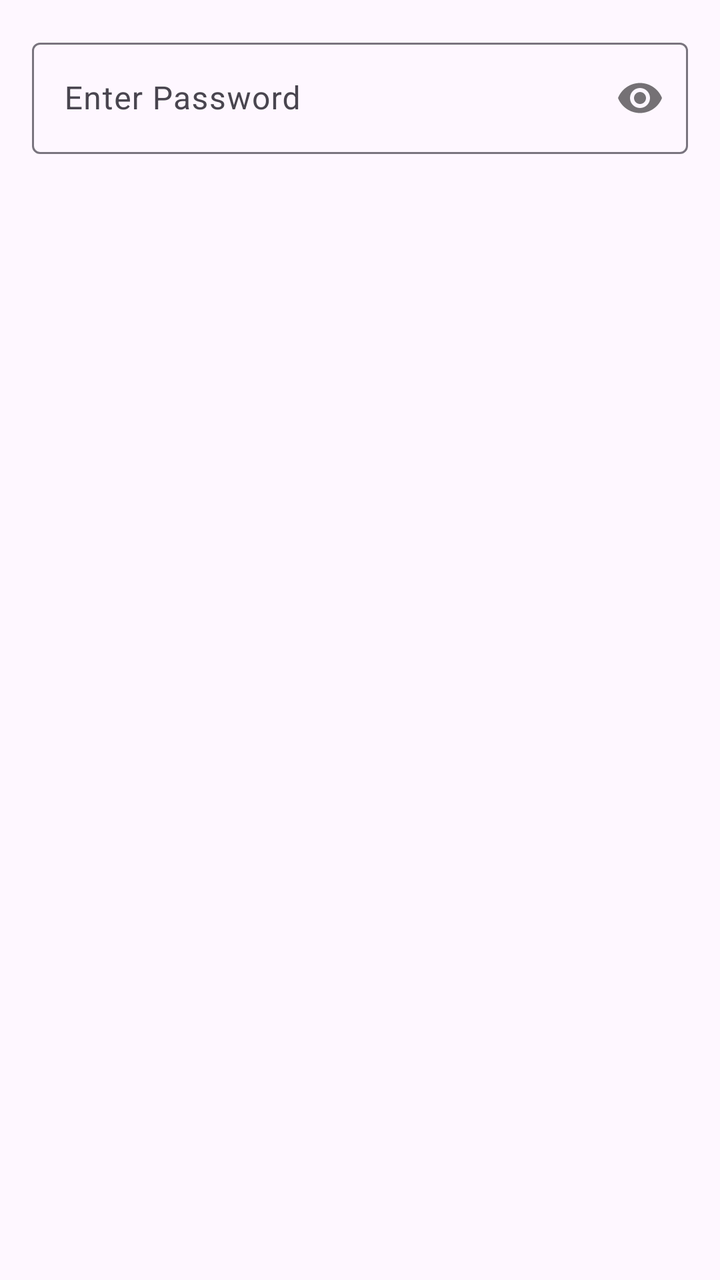
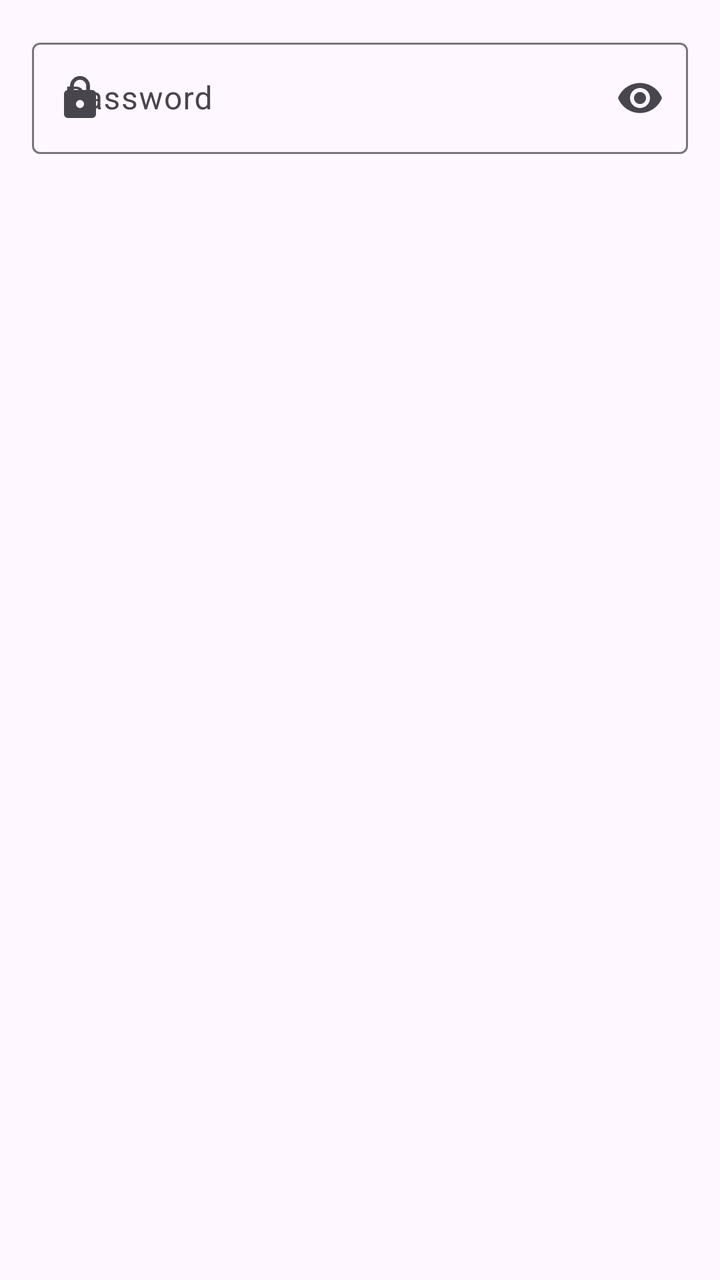

The first picture is an Android layout as it rendered before a commit; the second is the same layout after the commit. The layout source and the unified diff follow.
<!-- AndroidManifest.xml: application theme Theme.SecuPhoneByCoursor -->
<!-- res/layout/dialog_enter_password.xml -->
<?xml version="1.0" encoding="utf-8"?>
<LinearLayout xmlns:android="http://schemas.android.com/apk/res/android"
    xmlns:app="http://schemas.android.com/apk/res-auto"
    android:layout_width="match_parent"
    android:layout_height="wrap_content"
    android:orientation="vertical"
    android:padding="16dp">

    <com.google.android.material.textfield.TextInputLayout
        android:layout_width="match_parent"
        android:layout_height="wrap_content"
        app:passwordToggleEnabled="true">

        <com.google.android.material.textfield.TextInputEditText
            android:id="@+id/password_input"
            android:layout_width="match_parent"
            android:layout_height="wrap_content"
            android:hint="Enter Password"
            android:inputType="textPassword" />

    </com.google.android.material.textfield.TextInputLayout>

</LinearLayout>
<!-- resources referenced by this layout -->
<resources>
  <style name="Theme.SecuPhoneByCoursor" parent="Base.Theme.SecuPhoneByCoursor" />
  <style name="Base.Theme.SecuPhoneByCoursor" parent="Theme.Material3.DayNight.NoActionBar">
          
          
      </style>
</resources>

<!-- the commit's change to res/layout/dialog_enter_password.xml (unified diff, before → after) -->
@@ -9,14 +9,17 @@
     <com.google.android.material.textfield.TextInputLayout
         android:layout_width="match_parent"
         android:layout_height="wrap_content"
-        app:passwordToggleEnabled="true">
+        android:hint="@string/password"
+        app:endIconMode="password_toggle"
+        app:errorEnabled="true"
+        app:startIconDrawable="@drawable/ic_lock">
 
         <com.google.android.material.textfield.TextInputEditText
             android:id="@+id/password_input"
             android:layout_width="match_parent"
             android:layout_height="wrap_content"
-            android:hint="Enter Password"
-            android:inputType="textPassword" />
+            android:inputType="textPassword"
+            android:maxLines="1" />
 
     </com.google.android.material.textfield.TextInputLayout>
 
<!-- resource entries referenced after the edit -->
@@ -1,5 +1,17 @@
 <!-- resources referenced by this layout -->
 <resources>
+  <!-- drawable ic_lock (drawable) -->
+  <?xml version="1.0" encoding="utf-8"?>
+  <vector xmlns:android="http://schemas.android.com/apk/res/android"
+      android:width="24dp"
+      android:height="24dp"
+      android:viewportWidth="24"
+      android:viewportHeight="24">
+      <path
+          android:fillColor="#000000"
+          android:pathData="M18,8h-1L17,6c0,-2.76 -2.24,-5 -5,-5S7,3.24 7,6v2L6,8c-1.1,0 -2,0.9 -2,2v10c0,1.1 0.9,2 2,2h12c1.1,0 2,-0.9 2,-2L20,10c0,-1.1 -0.9,-2 -2,-2zM12,17c-1.1,0 -2,-0.9 -2,-2s0.9,-2 2,-2 2,0.9 2,2 -0.9,2 -2,2zM15.1,8L8.9,8L8.9,6c0,-1.71 1.39,-3.1 3.1,-3.1 1.71,0 3.1,1.39 3.1,3.1v2z" />
+  </vector>
+  <string name="password">Password</string>
   <style name="Theme.SecuPhoneByCoursor" parent="Base.Theme.SecuPhoneByCoursor" />
   <style name="Base.Theme.SecuPhoneByCoursor" parent="Theme.Material3.DayNight.NoActionBar">
           
